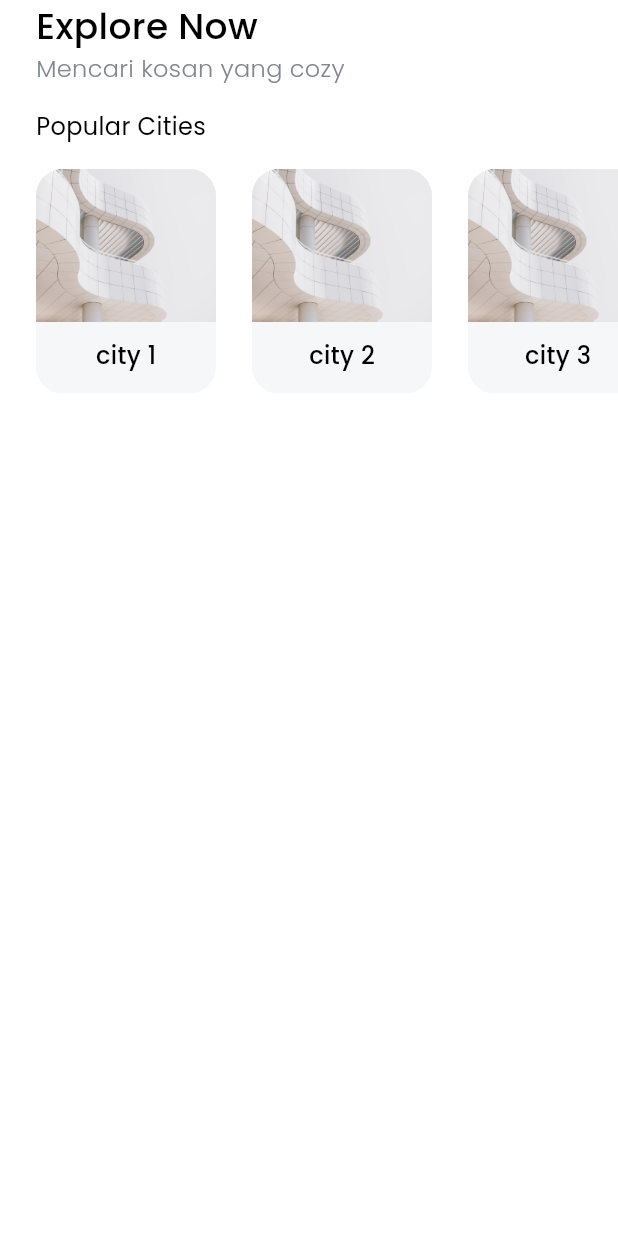
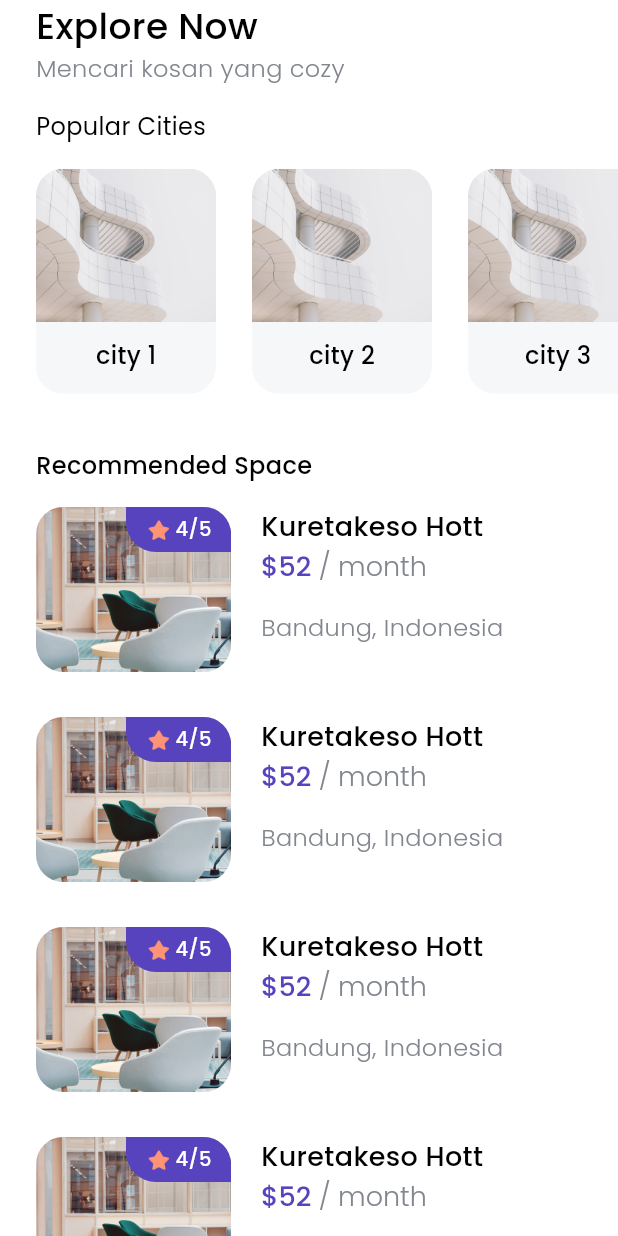
Before and after one commit to AsakaLynux/cozy_house_app, a Flutter app: the screen it shows after launch, on a phone screen of 412 x 824 dp. Run offline on Flutter 3.47's test engine with Material 3 defaults, Android fonts, the phone set to English and light mode, and no system bars; our stand-ins replace go_router, google_fonts.

Commit message:
Done dummy recommendedSpace & tipsGuidance

```diff
--- a/lib/view/home/widgets/home_screen.dart
+++ b/lib/view/home/widgets/home_screen.dart
@@ -1,9 +1,10 @@
 import 'package:cozy_house_app/view/core/themes/fonts.dart';
 import 'package:flutter/material.dart';
 
-import '../../core/themes/colors.dart';
 import '../../core/themes/dimens.dart';
 import '../../core/ui/popular_card.dart';
+import '../../core/ui/recommended_tile.dart';
+import '../../core/ui/tips_tile.dart';
 
 class HomeScreen extends StatelessWidget {
   const HomeScreen({super.key});
@@ -68,20 +69,84 @@ class HomeScreen extends StatelessWidget {
       );
     }
 
-    return Scaffold(
-      backgroundColor: whiteColor,
-      body: SingleChildScrollView(
+    Widget recommendedSpace() {
+      return Container(
+        padding: EdgeInsets.symmetric(horizontal: Dimens.paddingHorizontal),
+        child: Column(
+          crossAxisAlignment: CrossAxisAlignment.start,
+          children: [
+            Text(
+              "Recommended Space",
+              style: blackTextStyle.copyWith(fontSize: 16),
+            ),
+            const SizedBox(height: 16),
+            ListView.builder(
+              shrinkWrap: true,
+              physics: const NeverScrollableScrollPhysics(),
+              itemCount: 10,
+              itemBuilder: (context, index) {
+                return RecommendedTile(
+                  tileName: "Kuretakeso Hott",
+                  imageUrl: "assets/space1.png",
+                  rating: 4,
+                  price: 52,
+                  city: "Bandung",
+                  country: "Indonesia",
+                );
+              },
+            ),
+          ],
+        ),
+      );
+    }
+
+    Widget tipsGuidance() {
+      return Container(
+        padding: EdgeInsets.symmetric(horizontal: Dimens.paddingHorizontal),
+        child: Column(
+          crossAxisAlignment: CrossAxisAlignment.start,
+          children: [
+            Text(
+              "Tips & Guidance",
+              style: blackTextStyle.copyWith(fontSize: 16),
+            ),
+            const SizedBox(height: 16),
+            TipsTile(
+              title: "City Guidelines",
+              imageUrl: "assets/tips1.png",
+              updateDate: "Updated 20 Apr",
+            ),
+            const SizedBox(height: 20),
+            TipsTile(
+              title: "Jakarta Fairship",
+              imageUrl: "assets/tips2.png",
+              updateDate: "Updated 11 Dec",
+            ),
+          ],
+        ),
+      );
+    }
+
+    return SafeArea(
+      child: Stack(
+        children: [
+          SingleChildScrollView(
             physics: BouncingScrollPhysics(),
             scrollDirection: Axis.vertical,
-        child: SafeArea(
             child: Column(
               crossAxisAlignment: CrossAxisAlignment.start,
               children: [
                 headerHome(),
                 popularCities(),
+                const SizedBox(height: 20),
+                recommendedSpace(),
+                const SizedBox(height: 20),
+                tipsGuidance(),
+                const SizedBox(height: 120),
               ],
             ),
           ),
+        ],
       ),
     );
   }
```
Lines whose indentation alone changed are shown as unchanged.
